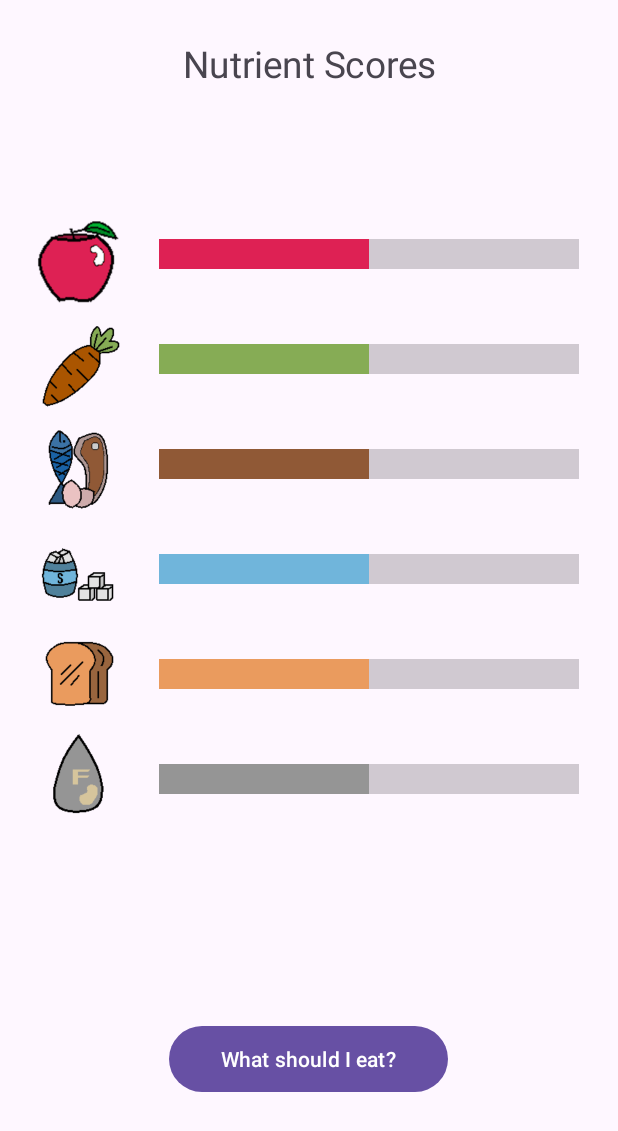
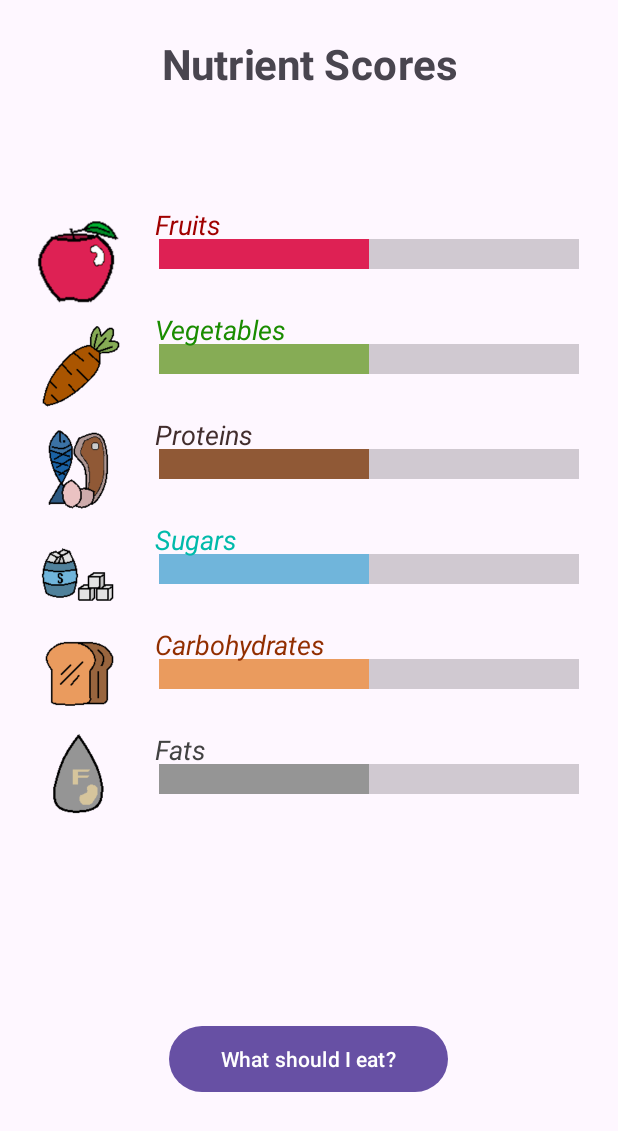
Before and after one commit to NickTaflampas/Dishider, an Android app: the screen it shows after launch (MainActivity), on a phone screen of 412 x 824 dp. Shown: the top 1131 px of the screen. Run offline under Robolectric (Android 15) with nearby library versions, the phone set to English and light mode, and no system bars.

```diff
--- a/app/src/main/java/me/codenick/dishider/app/MainActivity.java
+++ b/app/src/main/java/me/codenick/dishider/app/MainActivity.java
@@ -129,10 +129,8 @@ public class MainActivity extends AppCompatActivity {
                 sugarScore = 5;
                 carbScore = 5;
                 fatScore = 5;
-
-                saveStatistics();
-
             }
+            saveStatistics();
         }
         catch (Exception e)
         {
--- a/app/src/main/res/layout/activity_main.xml
+++ b/app/src/main/res/layout/activity_main.xml
@@ -83,6 +83,7 @@
             style="?android:attr/progressBarStyleHorizontal"
             android:layout_width="280dp"
             android:layout_height="70dp"
+            android:indeterminateOnly="false"
             android:max="100"
             android:progress="3"
             android:progressTint="#DE2154"
@@ -149,6 +150,8 @@
         android:scaleX="1.75"
         android:scaleY="1.75"
         android:text="@string/nutrients_title"
+        android:textSize="16sp"
+        android:textStyle="bold"
         app:layout_constraintEnd_toEndOf="parent"
         app:layout_constraintStart_toStartOf="parent"
         app:layout_constraintTop_toTopOf="parent" />
@@ -166,4 +169,90 @@
         app:layout_constraintTop_toBottomOf="@+id/scores"
         app:layout_constraintVertical_bias="1.0" />
 
+    <LinearLayout
+        android:layout_width="283dp"
+        android:layout_height="420dp"
+        android:layout_marginEnd="16dp"
+        android:layout_marginBottom="20dp"
+        android:gravity="center"
+        android:orientation="vertical"
+        app:layout_constraintBottom_toBottomOf="@+id/scores"
+        app:layout_constraintEnd_toEndOf="parent"
+        app:layout_constraintStart_toEndOf="@+id/scoreImages"
+        app:layout_constraintTop_toTopOf="@+id/scores">
+
+        <EditText
+            android:id="@+id/fruitScoreText"
+            android:layout_width="match_parent"
+            android:layout_height="48dp"
+            android:layout_marginBottom="22dp"
+            android:ems="10"
+            android:inputType="text"
+            android:text="Fruits"
+            android:background="@android:color/transparent"
+            android:textColor="#A00000"
+            android:textStyle="italic" />
+
+        <EditText
+            android:id="@+id/vegetableScoreText"
+            android:layout_width="match_parent"
+            android:layout_height="48dp"
+            android:layout_marginBottom="22dp"
+            android:ems="10"
+            android:inputType="text"
+            android:text="Vegetables"
+            android:background="@android:color/transparent"
+            android:textColor="#1A8C00"
+            android:textStyle="italic" />
+
+        <EditText
+            android:id="@+id/proteinScoreText"
+            android:layout_width="match_parent"
+            android:layout_height="48dp"
+            android:layout_marginBottom="22dp"
+            android:ems="10"
+            android:inputType="text"
+            android:text="Proteins"
+            android:background="@android:color/transparent"
+            android:textColor="#422D2D"
+            android:textStyle="italic" />
+
+        <EditText
+            android:id="@+id/sugarScoreText"
+            android:layout_width="match_parent"
+            android:layout_height="48dp"
+            android:layout_marginBottom="22dp"
+            android:ems="10"
+            android:inputType="text"
+            android:text="Sugars"
+            android:background="@android:color/transparent"
+            android:textColor="#00BAAA"
+            android:textStyle="italic" />
+
+        <EditText
+            android:id="@+id/carbScoreText"
+            android:layout_width="match_parent"
+            android:layout_height="48dp"
+            android:layout_marginBottom="22dp"
+            android:ems="10"
+            android:inputType="text"
+            android:text="Carbohydrates"
+            android:background="@android:color/transparent"
+            android:textColor="#922E00"
+            android:textStyle="italic" />
+
+        <EditText
+            android:id="@+id/fatScoreText"
+            android:layout_width="match_parent"
+            android:layout_height="48dp"
+            android:layout_marginBottom="22dp"
+            android:ems="10"
+            android:inputType="text"
+            android:text="Fats"
+            android:background="@android:color/transparent"
+            android:textColor="#424242"
+            android:textStyle="italic" />
+
+    </LinearLayout>
+
 </androidx.constraintlayout.widget.ConstraintLayout>
```
Also changed, not shown: app/src/main/java/me/codenick/dishider/app/FoodOptions.java (+7 -0 lines), app/src/main/java/me/codenick/dishider/app/FoodResult.java (+8 -1 lines), app/src/main/res/layout/activity_food_options.xml (+20 -3 lines), app/src/main/res/layout/activity_food_result.xml (+15 -0 lines), app/src/main/res/drawable/return_image.png (added).
